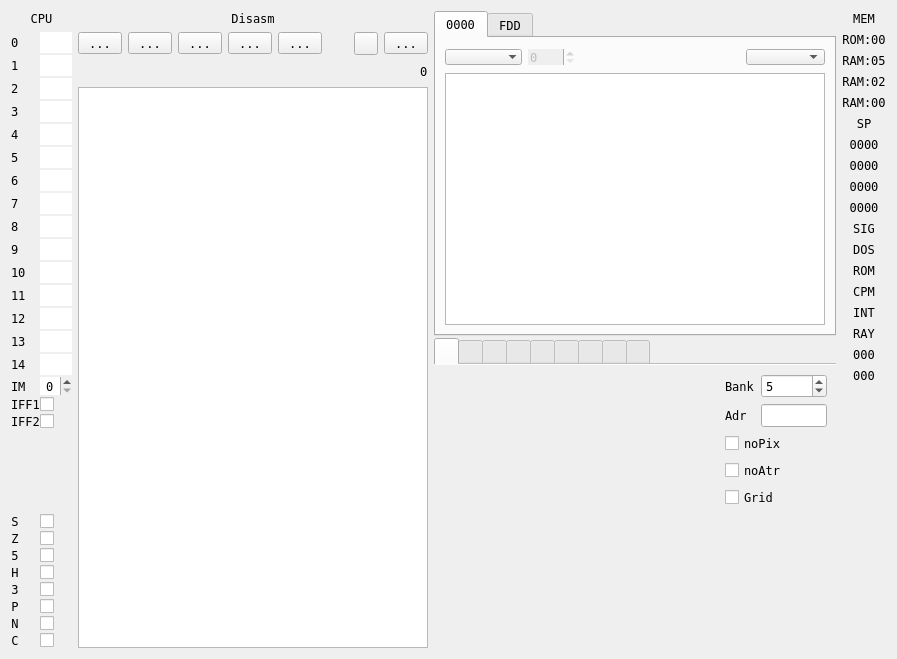
The window that ui/debuger.ui (samstyle/Xpeccy) describes before a commit, drawn with Qt 5.
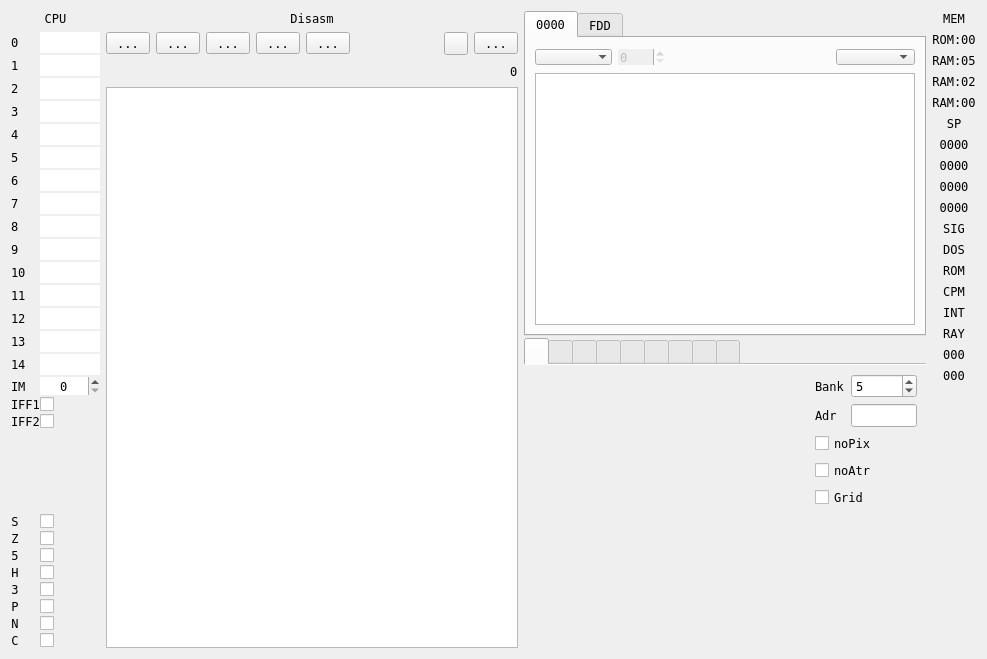
The same window after the commit. Icons and pictures are not drawn. Custom widgets are drawn as their Qt base class.

```diff
--- a/ui/debuger.ui
+++ b/ui/debuger.ui
@@ -6,7 +6,7 @@
    <rect>
     <x>0</x>
     <y>0</y>
-    <width>892</width>
+    <width>987</width>
     <height>654</height>
    </rect>
   </property>
@@ -24,7 +24,7 @@
   </property>
   <layout class="QGridLayout" name="gridLayout_7" columnstretch="0,10,2,1">
    <item row="0" column="0">
-    <layout class="QVBoxLayout" name="verticalLayout_9" stretch="0,1">
+    <layout class="QVBoxLayout" name="verticalLayout_9">
      <item>
       <widget class="QLabel" name="labHeadCpu">
        <property name="text">
@@ -52,6 +52,12 @@
        </item>
        <item row="0" column="1">
         <widget class="xHexSpin" name="editReg00">
+         <property name="maximumSize">
+          <size>
+           <width>60</width>
+           <height>16777215</height>
+          </size>
+         </property>
          <property name="frame">
           <bool>false</bool>
          </property>
@@ -69,6 +75,12 @@
        </item>
        <item row="1" column="1">
         <widget class="xHexSpin" name="editReg01">
+         <property name="maximumSize">
+          <size>
+           <width>60</width>
+           <height>16777215</height>
+          </size>
+         </property>
          <property name="maxLength">
           <number>32767</number>
          </property>
@@ -89,6 +101,12 @@
        </item>
        <item row="2" column="1">
         <widget class="xHexSpin" name="editReg02">
+         <property name="maximumSize">
+          <size>
+           <width>60</width>
+           <height>16777215</height>
+          </size>
+         </property>
          <property name="maxLength">
           <number>32767</number>
          </property>
@@ -109,6 +127,12 @@
        </item>
        <item row="3" column="1">
         <widget class="xHexSpin" name="editReg03">
+         <property name="maximumSize">
+          <size>
+           <width>60</width>
+           <height>16777215</height>
+          </size>
+         </property>
          <property name="frame">
           <bool>false</bool>
          </property>
@@ -126,6 +150,12 @@
        </item>
        <item row="4" column="1">
         <widget class="xHexSpin" name="editReg04">
+         <property name="maximumSize">
+          <size>
+           <width>60</width>
+           <height>16777215</height>
+          </size>
+         </property>
          <property name="frame">
           <bool>false</bool>
          </property>
@@ -143,6 +173,12 @@
        </item>
        <item row="5" column="1">
         <widget class="xHexSpin" name="editReg05">
+         <property name="maximumSize">
+          <size>
+           <width>60</width>
+           <height>16777215</height>
+          </size>
+         </property>
          <property name="frame">
           <bool>false</bool>
          </property>
@@ -160,6 +196,12 @@
        </item>
        <item row="6" column="1">
         <widget class="xHexSpin" name="editReg06">
+         <property name="maximumSize">
+          <size>
+           <width>60</width>
+           <height>16777215</height>
+          </size>
+         </property>
          <property name="frame">
           <bool>false</bool>
          </property>
@@ -177,6 +219,12 @@
        </item>
        <item row="7" column="1">
         <widget class="xHexSpin" name="editReg07">
+         <property name="maximumSize">
+          <size>
+           <width>60</width>
+           <height>16777215</height>
+          </size>
+         </property>
          <property name="frame">
           <bool>false</bool>
          </property>
@@ -194,6 +242,12 @@
        </item>
        <item row="8" column="1">
         <widget class="xHexSpin" name="editReg08">
+         <property name="maximumSize">
+          <size>
+           <width>60</width>
+           <height>16777215</height>
+          </size>
+         </property>
          <property name="frame">
           <bool>false</bool>
          </property>
@@ -211,6 +265,12 @@
        </item>
        <item row="9" column="1">
         <widget class="xHexSpin" name="editReg09">
+         <property name="maximumSize">
+          <size>
+           <width>60</width>
+           <height>16777215</height>
+          </size>
+         </property>
          <property name="frame">
           <bool>false</bool>
          </property>
@@ -228,6 +288,12 @@
        </item>
        <item row="10" column="1">
         <widget class="xHexSpin" name="editReg10">
+         <property name="maximumSize">
+          <size>
+           <width>60</width>
+           <height>16777215</height>
+          </size>
+         </property>
          <property name="frame">
           <bool>false</bool>
          </property>
@@ -245,6 +311,12 @@
        </item>
        <item row="11" column="1">
         <widget class="xHexSpin" name="editReg11">
+         <property name="maximumSize">
+          <size>
+           <width>60</width>
+           <height>16777215</height>
+          </size>
+         </property>
          <property name="frame">
           <bool>false</bool>
          </property>
@@ -262,6 +334,12 @@
        </item>
        <item row="12" column="1">
         <widget class="xHexSpin" name="editReg12">
+         <property name="maximumSize">
+          <size>
+           <width>60</width>
+           <height>16777215</height>
+          </size>
+         </property>
          <property name="frame">
           <bool>false</bool>
          </property>
@@ -279,6 +357,12 @@
        </item>
        <item row="13" column="1">
         <widget class="xHexSpin" name="editReg13">
+         <property name="maximumSize">
+          <size>
+           <width>60</width>
+           <height>16777215</height>
+          </size>
+         </property>
          <property name="frame">
           <bool>false</bool>
          </property>
@@ -296,6 +380,12 @@
        </item>
        <item row="14" column="1">
         <widget class="xHexSpin" name="editReg14">
+         <property name="maximumSize">
+          <size>
+           <width>60</width>
+           <height>16777215</height>
+          </size>
+         </property>
          <property name="frame">
           <bool>false</bool>
          </property>
@@ -313,6 +403,12 @@
        </item>
        <item row="15" column="1">
         <widget class="QSpinBox" name="boxIM">
+         <property name="maximumSize">
+          <size>
+           <width>60</width>
+           <height>16777215</height>
+          </size>
+         </property>
          <property name="frame">
           <bool>false</bool>
          </property>
```
Left out of the diff: 2 changed lines with no effect on the pictures.
